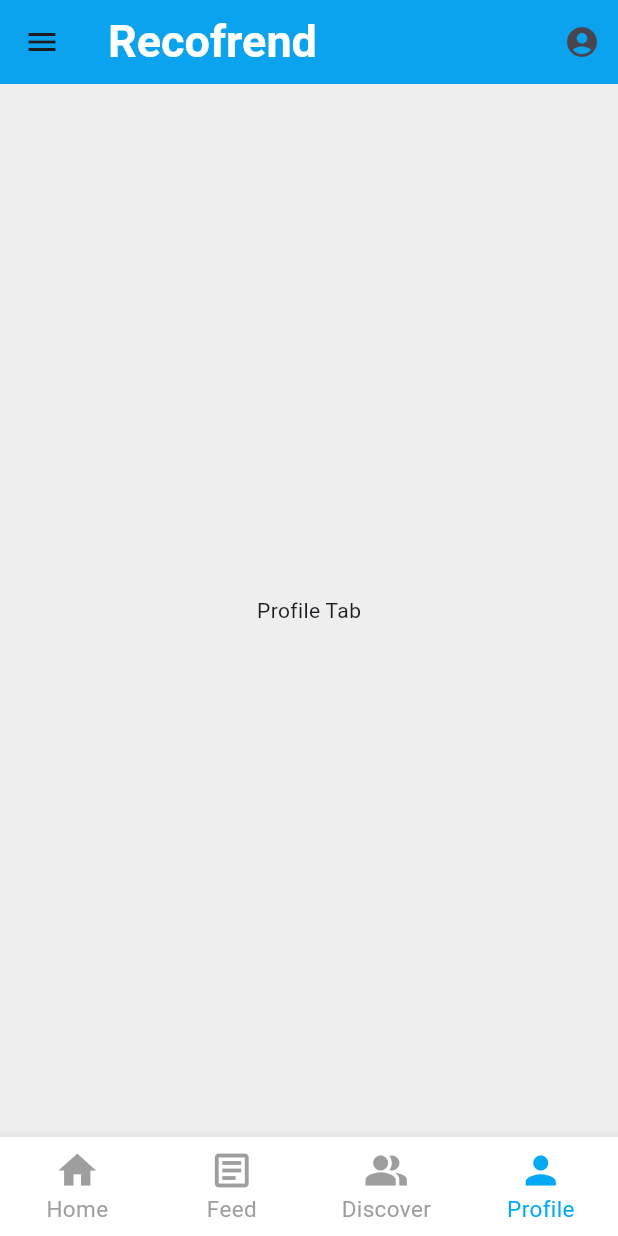
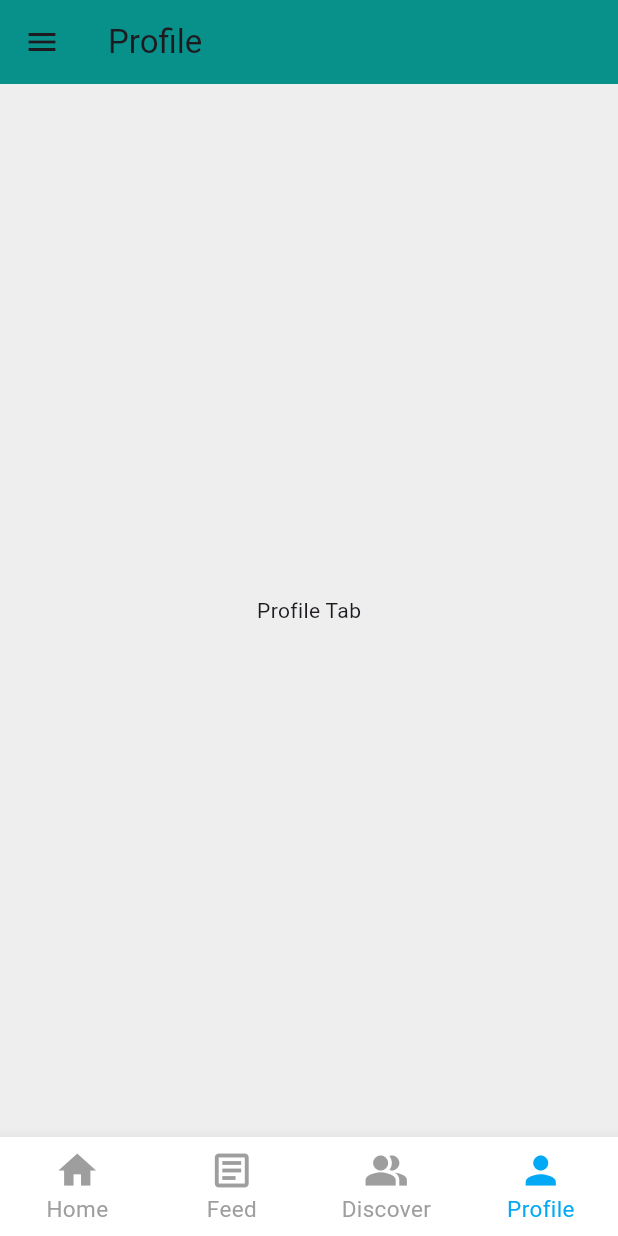
Before and after one commit to yolakshya19/Recofrend, a Flutter app: the HomeScreen screen opened directly, scrolled down 576 dp, after a tap on the "account circle" icon, on a phone screen of 412 x 824 dp. Run offline on Flutter 3.47's test engine with Material 3 defaults, Android fonts, the phone set to English and light mode, and no system bars; our stand-ins replace flutter_dotenv, font_awesome_flutter, geolocator, image_picker, permission_handler, pin_code_fields.

Commit message:
Feed Tab in progress

```diff
--- a/lib/screens/home/feed_tab.dart
+++ b/lib/screens/home/feed_tab.dart
@@ -1,4 +1,6 @@
 import 'package:flutter/material.dart';
+import 'package:recofrend/widgets/review_feed_card.dart';
+import 'package:recofrend/data/dummy_feed_reviews.dart'; // You need to create this file
 
 class FeedTab extends StatefulWidget {
   const FeedTab({super.key});
@@ -8,8 +10,16 @@ class FeedTab extends StatefulWidget {
 }
 
 class _FeedTabState extends State<FeedTab> {
+  final ScrollController _feedScrollController = ScrollController();
   @override
   Widget build(BuildContext context) {
-    return Center(child: Text('Feed Tab'));
+    return ListView.builder(
+      controller: _feedScrollController,
+      padding: const EdgeInsets.symmetric(horizontal: 16, vertical: 12),
+      itemCount: dummyFeedReviews.length,
+      itemBuilder: (context, index) {
+        return FeedReviewCard(data: dummyFeedReviews[index]);
+      },
+    );
   }
 }
--- a/lib/screens/home/home_screen.dart
+++ b/lib/screens/home/home_screen.dart
@@ -1,4 +1,5 @@
 import 'package:flutter/material.dart';
+import 'package:recofrend/screens/home/app_bars.dart';
 import 'package:recofrend/screens/home/feed_tab.dart';
 import 'package:recofrend/screens/home/home_tab.dart';
 import 'package:recofrend/screens/home/profile_tab.dart';
@@ -21,32 +22,34 @@ class _HomeScreenState extends State<HomeScreen> {
     ProfileTab(),
   ];
 
+  PreferredSizeWidget _appBars(int index) {
+    switch (index) {
+      case 0:
+        return homeAppBar(() {
+          setState(() {
+            _selectedIndex = 3;
+          });
+        });
+      case 1:
+        return feedAppBar();
+      case 2:
+        return discoverAppBar(() {
+          setState(() {
+            _selectedIndex = 3;
+          });
+        });
+      case 3:
+        return profileAppBar();
+      default:
+        return homeAppBar(() {});
+    }
+  }
+
   @override
   Widget build(BuildContext context) {
     return Scaffold(
       backgroundColor: const Color.fromARGB(255, 239, 238, 238),
-      appBar: AppBar(
-        title: Text(
-          'Recofrend',
-          style: TextStyle(
-            color: Colors.white,
-            fontWeight: FontWeight.bold,
-            fontSize: 30,
-          ),
-        ),
-        backgroundColor: Colors.lightBlue,
-        actions: [
-          IconButton(
-            onPressed: () {
-              setState(() {
-                _selectedIndex = 3;
-              });
-            },
-            icon: Icon(Icons.account_circle),
-          ),
-        ],
-        elevation: 1,
-      ),
+      appBar: _appBars(_selectedIndex),
       drawer: Drawer(),
       body: IndexedStack(index: _selectedIndex, children: _screens),
       bottomNavigationBar: BottomNavigationBar(
--- a/lib/screens/home/home_tab.dart
+++ b/lib/screens/home/home_tab.dart
@@ -120,10 +120,7 @@ class _HomeTabState extends State<HomeTab> {
 
           return Padding(
             padding: const EdgeInsets.only(right: 20),
-            child: SizedBox(
-              width: 290, // ✅ Fixed width for each card
-              child: card,
-            ),
+            child: SizedBox(width: 290, child: card),
           );
         },
       ),
@@ -146,8 +143,9 @@ class _HomeTabState extends State<HomeTab> {
   @override
   Widget build(BuildContext context) {
     return Scrollbar(
-      thumbVisibility: true,
-      trackVisibility: true,
+      // controller: _scrollController,
+      // thumbVisibility: true,
+      // trackVisibility: true,
       thickness: 8,
       radius: Radius.circular(15),
       interactive: true,
--- a/lib/widgets/ott_recommendation_card.dart
+++ b/lib/widgets/ott_recommendation_card.dart
@@ -53,7 +53,6 @@
         children: [
           // Image
           ClipRRect(
-            clipBehavior: Clip.hardEdge,
             borderRadius: BorderRadius.only(
               topLeft: Radius.circular(12),
               topRight: Radius.circular(12),
--- /dev/null
+++ b/lib/widgets/review_feed_card.dart
@@ -0,0 +1,169 @@
+import 'package:flutter/material.dart';
+import 'package:font_awesome_flutter/font_awesome_flutter.dart';
+
+class FeedReviewCard extends StatelessWidget {
+  final Map<String, dynamic> data;
+
+  const FeedReviewCard({super.key, required this.data});
+
+  @override
+  Widget build(BuildContext context) {
+    final user = data['user'];
+    final review = data['review'];
+    final mediaList = review['media'] as List;
+
+    return Container(
+      margin: const EdgeInsets.symmetric(vertical: 10),
+      padding: const EdgeInsets.all(16),
+      decoration: BoxDecoration(
+        color: Colors.white,
+        borderRadius: BorderRadius.circular(14),
+        boxShadow: const [
+          BoxShadow(color: Colors.black12, blurRadius: 5, offset: Offset(0, 3)),
+        ],
+      ),
+      child: Column(
+        crossAxisAlignment: CrossAxisAlignment.start,
+        children: [
+          Row(
+            children: [
+              CircleAvatar(
+                radius: 24,
+                backgroundImage: AssetImage(user['profileImage']),
+              ),
+              const SizedBox(width: 10),
+              Expanded(
+                child: Text(
+                  user['name'],
+                  style: const TextStyle(
+                    fontWeight: FontWeight.bold,
+                    fontSize: 16,
+                  ),
+                ),
+              ),
+              if (user['isTopVoice'])
+                Container(
+                  margin: const EdgeInsets.fromLTRB(2, 0, 0, 0),
+                  padding: const EdgeInsets.symmetric(
+                    horizontal: 8,
+                    vertical: 4,
+                  ),
+                  decoration: BoxDecoration(
+                    color: Colors.purple[100],
+                    borderRadius: BorderRadius.circular(12),
+                  ),
+                  child: const Text(
+                    'Top Voice',
+                    style: TextStyle(fontWeight: FontWeight.bold, fontSize: 12),
+                  ),
+                ),
+              TextButton(
+                onPressed: () {},
+                style: TextButton.styleFrom(foregroundColor: Colors.blue),
+                child: Text(user['isFollowing'] ? 'Unfollow' : 'Follow'),
+              ),
+              if (user['instagram'] != null)
+                IconButton(
+                  icon: const Icon(
+                    FontAwesomeIcons.instagram,
+                    color: Colors.purpleAccent,
+                  ),
+                  onPressed: () {},
+                ),
+              if (user['youtube'] != null)
+                IconButton(
+                  icon: const Icon(FontAwesomeIcons.youtube, color: Colors.red),
+                  onPressed: () {},
+                ),
+            ],
+          ),
+
+          const SizedBox(height: 12),
+
+          Text(
+            '${review['title']} • ${review['category']} • ${review['platform']}',
+            style: const TextStyle(color: Colors.black87),
+          ),
+
+          const SizedBox(height: 8),
+
+          Container(
+            padding: const EdgeInsets.symmetric(horizontal: 10, vertical: 6),
+            decoration: BoxDecoration(
+              color: Colors.green[100],
+              borderRadius: BorderRadius.circular(20),
+            ),
+            child: Text(
+              '${review['ratingEmoji']} ${review['ratingLabel']}',
+              style: const TextStyle(fontWeight: FontWeight.w500),
+            ),
+          ),
+
+          const SizedBox(height: 12),
+
+          Text(review['description'], style: const TextStyle(fontSize: 15)),
+
+          const SizedBox(height: 12),
+
+          if (mediaList.isNotEmpty)
+            SizedBox(
+              height: 180,
+              child: ListView.separated(
+                scrollDirection: Axis.horizontal,
+                itemCount: mediaList.length,
+                separatorBuilder: (_, __) => const SizedBox(width: 10),
+                itemBuilder: (context, index) {
+                  return ClipRRect(
+                    borderRadius: BorderRadius.circular(12),
+                    child: Image.asset(
+                      mediaList[index],
+                      width: 250,
+                      fit: BoxFit.cover,
+                    ),
+                  );
+                },
+              ),
+            ),
+
+          const Divider(height: 30),
+
+          Row(
+            mainAxisAlignment: MainAxisAlignment.spaceAround,
+            children: [
+              IconWithCount(
+                icon: FontAwesomeIcons.thumbsUp,
+                count: review['likes'],
+              ),
+              IconWithCount(
+                icon: FontAwesomeIcons.comment,
+                count: review['comments'],
+              ),
+              const Icon(
+                FontAwesomeIcons.shareFromSquare,
+                color: Colors.lightBlue,
+              ),
+            ],
+          ),
+        ],
+      ),
+    );
+  }
+}
+
+class IconWithCount extends StatelessWidget {
+  final IconData icon;
+  final int count;
+
+  const IconWithCount({super.key, required this.icon, required this.count});
+
+  @override
+  Widget build(BuildContext context) {
+    return Row(
+      children: [
+        Icon(icon, size: 20, color: Colors.lightBlue),
+        const SizedBox(width: 4),
+        Text(count.toString()),
+      ],
+    );
+  }
+}
--- a/pubspec.yaml
+++ b/pubspec.yaml
@@ -39,6 +39,7 @@ dependencies:
   http: ^1.4.0
   mapbox_search: ^4.3.1
   flutter_dotenv: ^5.2.1
+  font_awesome_flutter: ^10.8.0
 
 dev_dependencies:
   flutter_test:
```
Also changed, not shown: lib/data/dummy_feed_reviews.dart (added, +71 -0 lines), lib/screens/home/app_bars.dart (added, +91 -0 lines), pubspec.lock, 1 other file.
